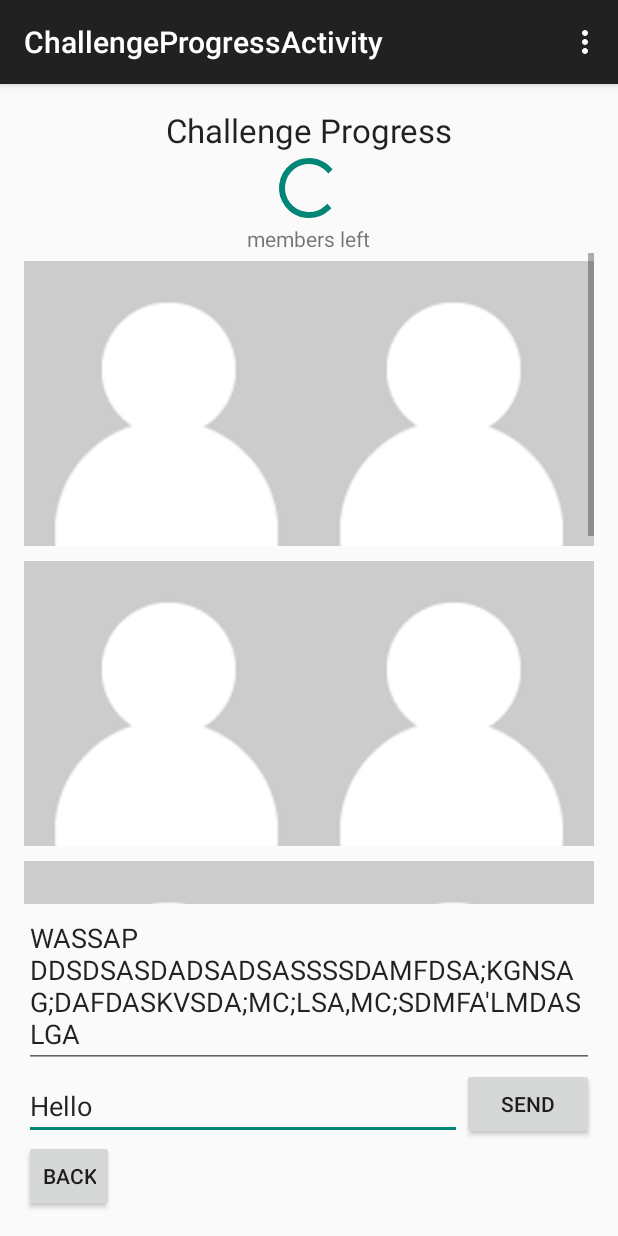
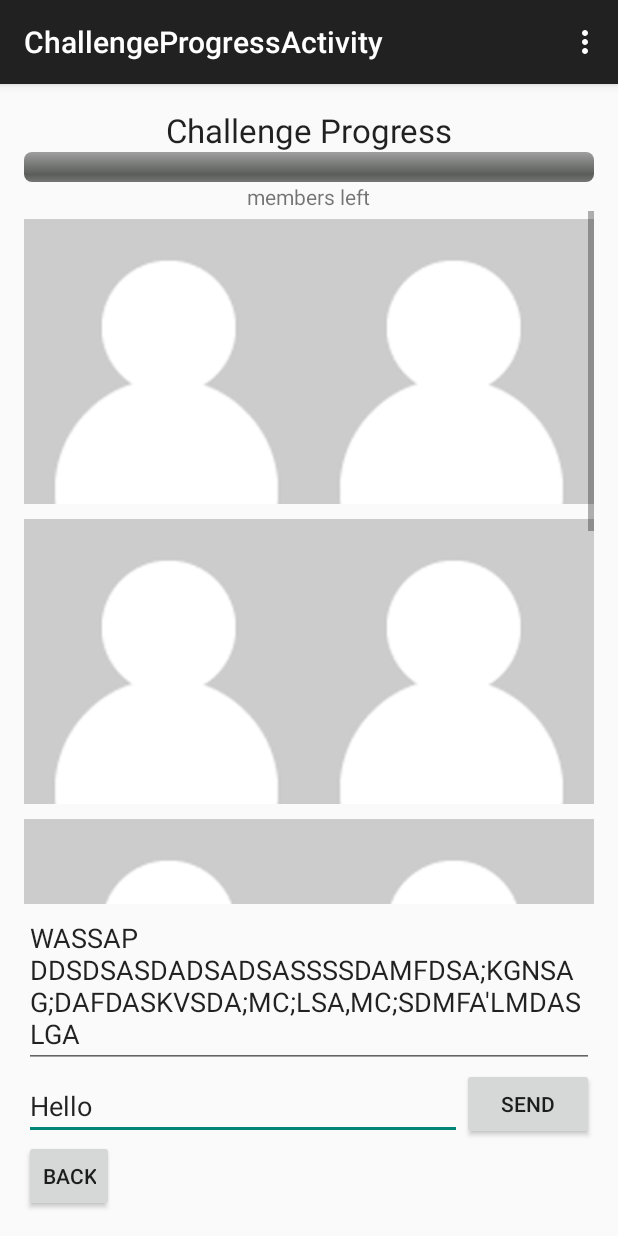
Before and after one commit to anraja/Faceon, an Android app: the ChallengeProgressActivity screen opened directly, with no data from a screen before it, on a phone screen of 412 x 824 dp. Run offline under Robolectric (Android 15) with nearby library versions, the phone set to English and light mode, and no system bars.

Commit message:
Made the progress bar, horizontal

```diff
--- a/app/src/main/res/layout/activity_challenge_progress.xml
+++ b/app/src/main/res/layout/activity_challenge_progress.xml
@@ -20,6 +20,7 @@
         android:gravity="center_horizontal" />
 
     <ProgressBar
+        style="@android:style/Widget.ProgressBar.Horizontal"
         android:layout_width="wrap_content"
         android:layout_height="wrap_content"
         android:id="@+id/viewProgressBar"
```
